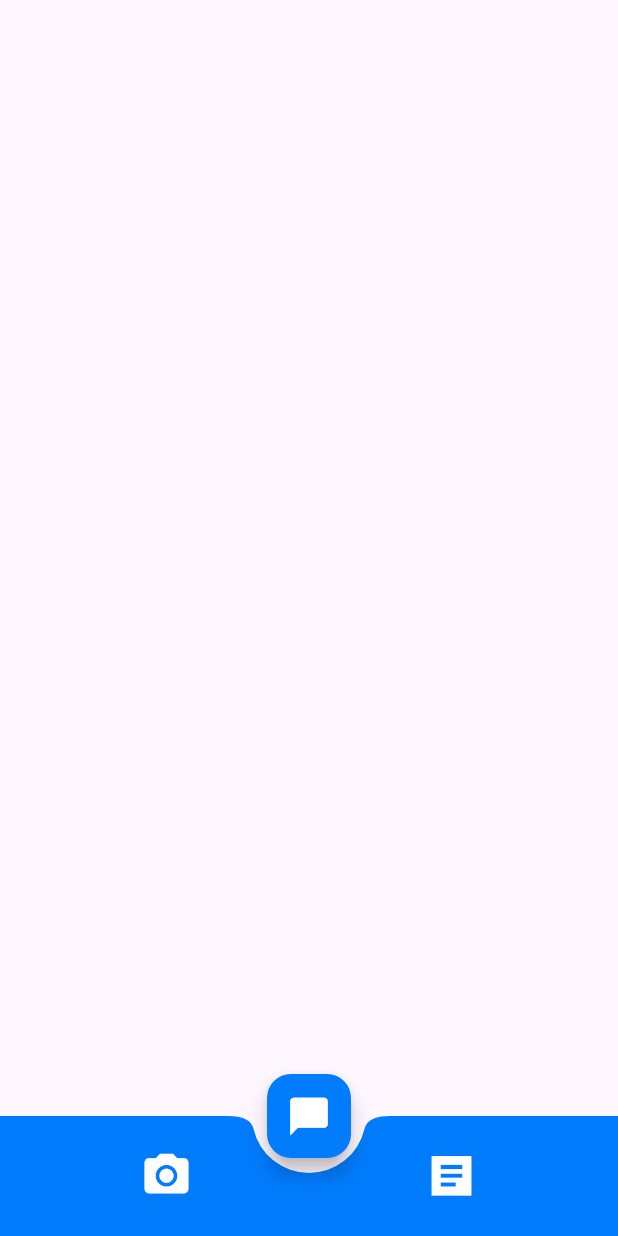
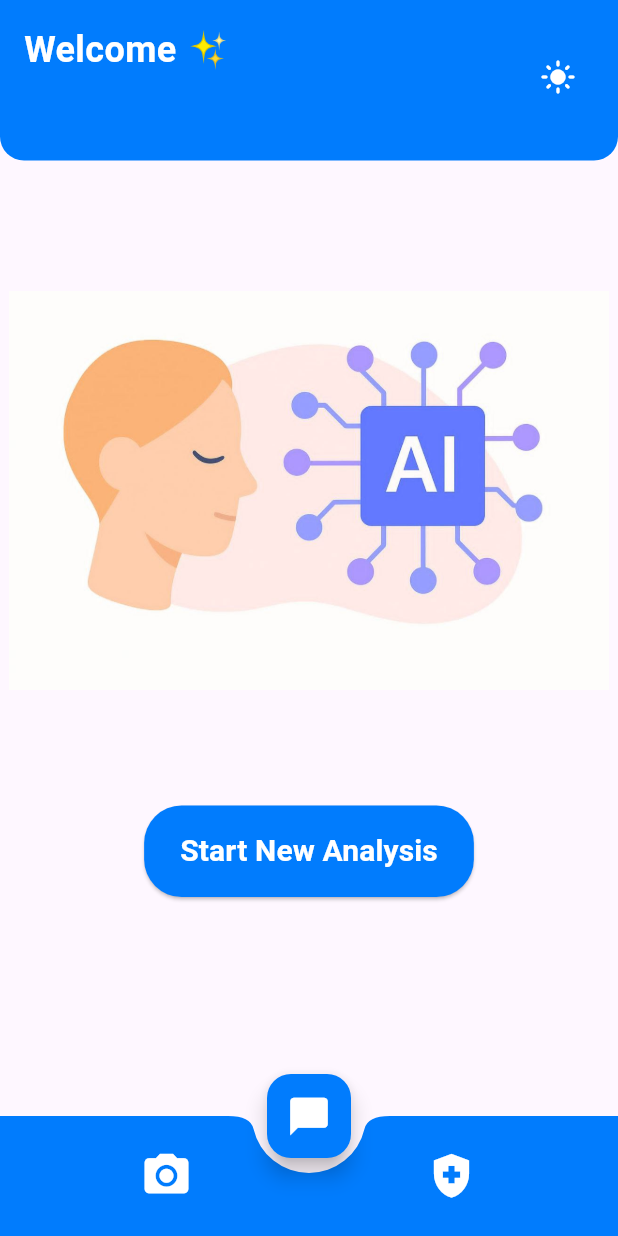
Before and after one commit to Hanaahmed40/skin_analyzer, a Flutter app: the HomeScreen screen opened by its route, on a phone screen of 412 x 824 dp. Run offline on Flutter 3.47's test engine with Material 3 defaults, Android fonts, the phone set to English and light mode, and no system bars; our stand-ins replace animate_do, cached_network_image, dio, flutter_bloc, flutter_secure_storage, get_it and 6 more; accounts and stored records are empty; generated files the repository leaves out were written again.

Commit message:
add new screens

```diff
--- /dev/null
+++ b/lib/core/helpers/current_user.dart
@@ -0,0 +1,3 @@
+import 'package:event_planning/models/user_model.dart';
+
+UserModel? currentUser;
--- /dev/null
+++ b/lib/core/models/user_model.dart
@@ -0,0 +1 @@
+// TODO Implement this library.
--- a/lib/providers/app_theme_provider.dart
+++ b/lib/providers/app_theme_provider.dart
@@ -1,21 +1,21 @@
-
 import 'package:flutter/material.dart';
 
-class AppThemeProvider extends ChangeNotifier{
+class AppThemeProvider extends ChangeNotifier {
+  ThemeMode _appTheme = ThemeMode.light;
 
-  ThemeMode appTheme = ThemeMode.light;
+  ThemeMode get appTheme => _appTheme;
 
-  void changeTheme( ThemeMode newTheme){
-    if(appTheme == newTheme){
-      return;
-
+  void changeTheme(ThemeMode newTheme) {
+    if (_appTheme != newTheme) {
+      _appTheme = newTheme;
+      notifyListeners();
     }
-    appTheme = newTheme;
-    notifyListeners();
-
-  }
-  bool isDarkMod(){
-    return appTheme == ThemeMode.dark;
   }
 
+  void toggleTheme() {
+    _appTheme = _appTheme == ThemeMode.light ? ThemeMode.dark : ThemeMode.light;
+    notifyListeners();
+  }
+
+  bool isDarkMod() => _appTheme == ThemeMode.dark;
 }
--- a/lib/ui/home_screen/home_screen.dart
+++ b/lib/ui/home_screen/home_screen.dart
@@ -1,42 +1,81 @@
 import 'package:event_planning/core/helpers/extensions.dart';
+import 'package:event_planning/core/utils/app_utils.dart';
 import 'package:event_planning/cubits/main_cubit.dart';
 import 'package:event_planning/ui/home_screen/pages/analysisPage.dart';
-import 'package:event_planning/ui/home_screen/pages/history_page.dart';
-import '../../widget/random_tip_content_bloc_selector.dart';
-import '../../widget/show_random_tip_icon_bloc_builder.dart';
+import 'package:event_planning/ui/home_screen/widget/home_header.dart';
+import 'package:event_planning/widget/random_tip_content_bloc_selector.dart';
+import 'package:event_planning/widget/show_random_tip_icon_bloc_builder.dart';
 import 'package:flutter/material.dart';
 import 'package:provider/provider.dart';
 import 'package:event_planning/utils/app_colors.dart';
+import 'package:event_planning/core/helpers/current_user.dart' hide currentUser;
+import 'package:event_planning/providers/app_theme_provider.dart';
+import 'package:event_planning/ui/home_screen/pages/skin_health_checker.dart';
 
-class HomeScreen extends StatefulWidget {
+
+class HomeScreen extends StatelessWidget {
   static const String routeName = 'home_screen';
   const HomeScreen({super.key});
 
   @override
-  State<HomeScreen> createState() => _HomeScreenState();
-}
+  Widget build(BuildContext context) {
+    final themeProvider = Provider.of<AppThemeProvider>(context);
+    final isDark = themeProvider.appTheme == ThemeMode.dark;
+    final imagePath = isDark
+        ? 'assets/images/img_dark.jpg'
+        : 'assets/images/img_1.png';
 
-class _HomeScreenState extends State<HomeScreen> {
-  int _selectedIndex = -1;
+    return Scaffold(
+      body: Column(
+        children: [
+         HomeHeader(
+            username: currentUser?.name ?? 'User',
+            isDarkMode: isDark,
+            onToggleTheme: () => themeProvider.toggleTheme(),
+             onLogout: () { },
+          ),
+          const SizedBox(height: 20),
 
-  final List<Widget> _pages = [
-    AnalysisPage(),
-    HistoryPage(),
-  ];
+          /// ✅ صورة تتغير حسب الثيم
+          Center(
+            child: Image.asset(
+              imagePath,
+              width: 400,
+              height: 400,
+              fit: BoxFit.contain,
+            ),
+          ),
+          const SizedBox(height: 10),
 
-  void onTabTapped(int index) {
-    setState(() {
-      _selectedIndex = index;
-    });
-  }
+          /// ✅ زرار Start New Analysis
+          ElevatedButton(
+            onPressed: () {
+              Navigator.push(
+                context,
+                MaterialPageRoute(builder: (_) => const AnalysisPage()),
+              );
+            },
+            style: ElevatedButton.styleFrom(
+              padding: const EdgeInsets.symmetric(vertical: 16, horizontal: 24),
+              backgroundColor: const Color(0xFF017CFD),
+              shape: RoundedRectangleBorder(
+                borderRadius: BorderRadius.circular(25),
+              ),
+            ),
+            child: const Text(
+              "Start New Analysis",
+              style: TextStyle(
+                fontSize: 20,
+                fontWeight: FontWeight.bold,
+                color: Colors.white,
+              ),
+            ),
+          ),
+          const SizedBox(height: 10),
+        ],
+      ),
 
-  @override
-  Widget build(BuildContext context) {
-    return Scaffold(
-      body: _selectedIndex == -1
-          ? const SizedBox()
-          : _pages[_selectedIndex],
-
+      /// ✅ زرار النصيحة العشوائية
       floatingActionButton: FloatingActionButton(
         onPressed: () async {
           await context.read<MainCubit>().fetchRandomTip();
@@ -50,6 +89,7 @@ class _HomeScreenState extends State<HomeScreen> {
       ),
       floatingActionButtonLocation: FloatingActionButtonLocation.centerDocked,
 
+      /// ✅ Bottom Navigation
       bottomNavigationBar: BottomAppBar(
         color: AppColors.primaryLight,
         elevation: 10,
@@ -59,20 +99,29 @@ class _HomeScreenState extends State<HomeScreen> {
           mainAxisAlignment: MainAxisAlignment.spaceAround,
           children: [
             IconButton(
-              icon: Icon(
+              icon: const Icon(
                 Icons.camera_alt,
-                color: AppColors.whiteColor,
+                color: Colors.white,
                 size: 35,
               ),
-              onPressed: () => onTabTapped(0),
+              onPressed: () {
+                Navigator.push(
+                  context,
+                  MaterialPageRoute(builder: (_) => const AnalysisPage()),
+                );},
             ),
             IconButton(
-              icon: Icon(
-                Icons.article_sharp,
-                color: AppColors.whiteColor,
+              icon: const Icon(
+                Icons.health_and_safety,
+                color: Colors.white,
                 size: 35,
               ),
-              onPressed: () => onTabTapped(1),
+              onPressed: () {
+                Navigator.push(
+                  context,
+                  MaterialPageRoute(builder: (_) => const SkinHealthChecker()),
+                );
+              },
             ),
           ],
         ),
--- a/lib/ui/home_screen/widget/home_header.dart
+++ b/lib/ui/home_screen/widget/home_header.dart
@@ -9,7 +9,7 @@ class HomeHeader extends StatelessWidget {
     super.key,
     required this.username,
     required this.isDarkMode,
-    required this.onToggleTheme,
+    required this.onToggleTheme, required Null Function() onLogout,
   });
 
   @override
@@ -17,9 +17,9 @@ class HomeHeader extends StatelessWidget {
     return Container(
       width: double.infinity,
       padding: const EdgeInsets.only(left: 16, right: 16, top: 16, bottom: 20),
-      decoration: BoxDecoration(
+      decoration: const BoxDecoration(
         color: Color(0xFF017CFD),
-        borderRadius: const BorderRadius.only(
+        borderRadius: BorderRadius.only(
           bottomLeft: Radius.circular(16),
           bottomRight: Radius.circular(16),
         ),
@@ -28,16 +28,17 @@ class HomeHeader extends StatelessWidget {
         child: Row(
           mainAxisAlignment: MainAxisAlignment.spaceBetween,
           children: [
+            /// ✅ Welcome + Username
             Column(
               crossAxisAlignment: CrossAxisAlignment.start,
               children: [
-                Text(
+                const Text(
                   "Welcome ✨",
-                  style: const
-                  TextStyle(fontSize: 24,
+                  style: TextStyle(
+                    fontSize: 24,
                     fontWeight: FontWeight.bold,
-                  color: Colors.white),
-
+                    color: Colors.white,
+                  ),
                 ),
                 const SizedBox(height: 5),
                 Text(
@@ -49,8 +50,8 @@ class HomeHeader extends StatelessWidget {
                 ),
               ],
             ),
-            Row(
-              children: [
+
+            /// ✅ زر الوضع الليلي
             IconButton(
               icon: Icon(
                 isDarkMode ? Icons.dark_mode : Icons.light_mode,
@@ -60,8 +61,6 @@ class HomeHeader extends StatelessWidget {
             ),
           ],
         ),
-          ],
-        ),
       ),
     );
   }
--- a/lib/ui/splash_screen.dart
+++ b/lib/ui/splash_screen.dart
@@ -24,7 +24,7 @@ class _SplashScreenState extends State<SplashScreen>
 
     _controller = AnimationController(
       vsync: this,
-      duration: const Duration(seconds: 2),
+      duration: const Duration(seconds: 4),
     );
 
     _animation = CurvedAnimation(
@@ -65,7 +65,7 @@ class _SplashScreenState extends State<SplashScreen>
             opacity: _animation,
             child: SizedBox.expand(
               child: Image.asset(
-                'assets/images/img.jpg',
+                'assets/images/n_splash.jpg',
                 fit: BoxFit.cover,
               ),
             ),
```
Also changed, not shown: lib/main.dart (+18 -10 lines), lib/ui/home_screen/pages/skin_health_checker.dart (added, +231 -0 lines), lib/ui/home_screen/theme_bottom_sheet.dart (+12 -11 lines), assets/images/img_dark.jpg (added), assets/images/n_splash.jpg (added), lib/core/helpers/secure_storage_helper.dart (line endings or trailing spaces). Lines whose indentation alone changed are shown as unchanged.
